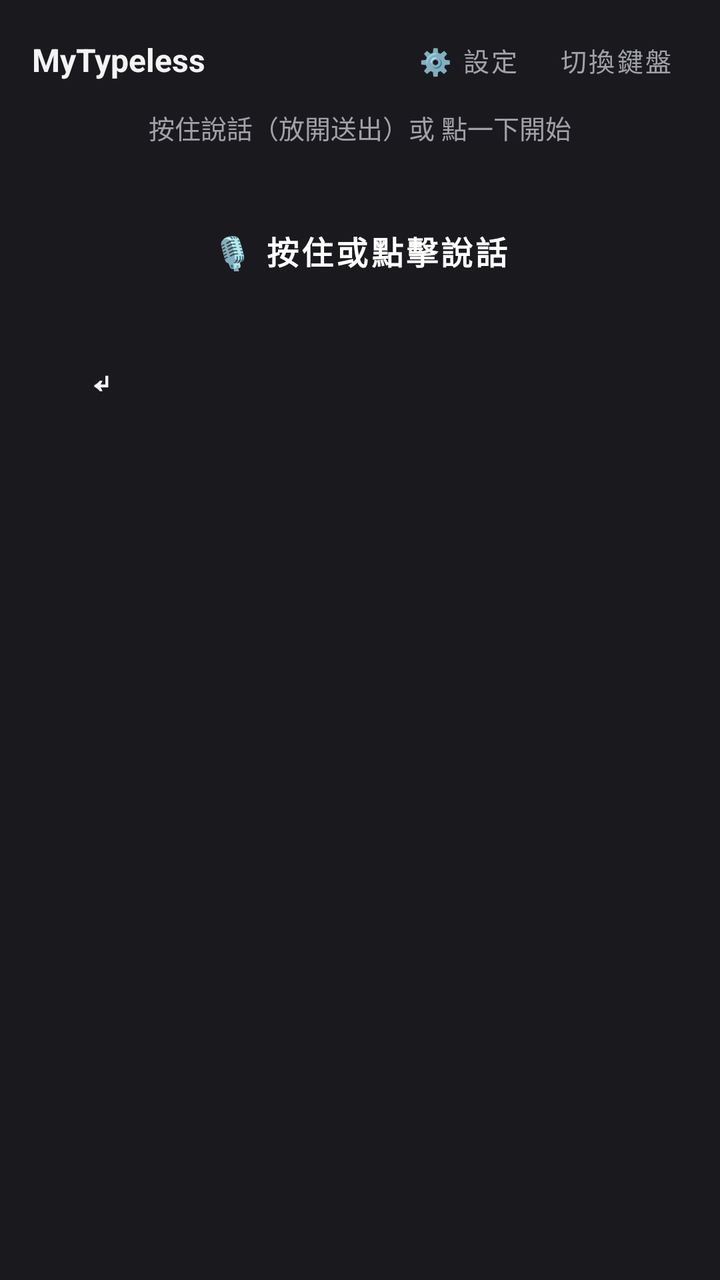
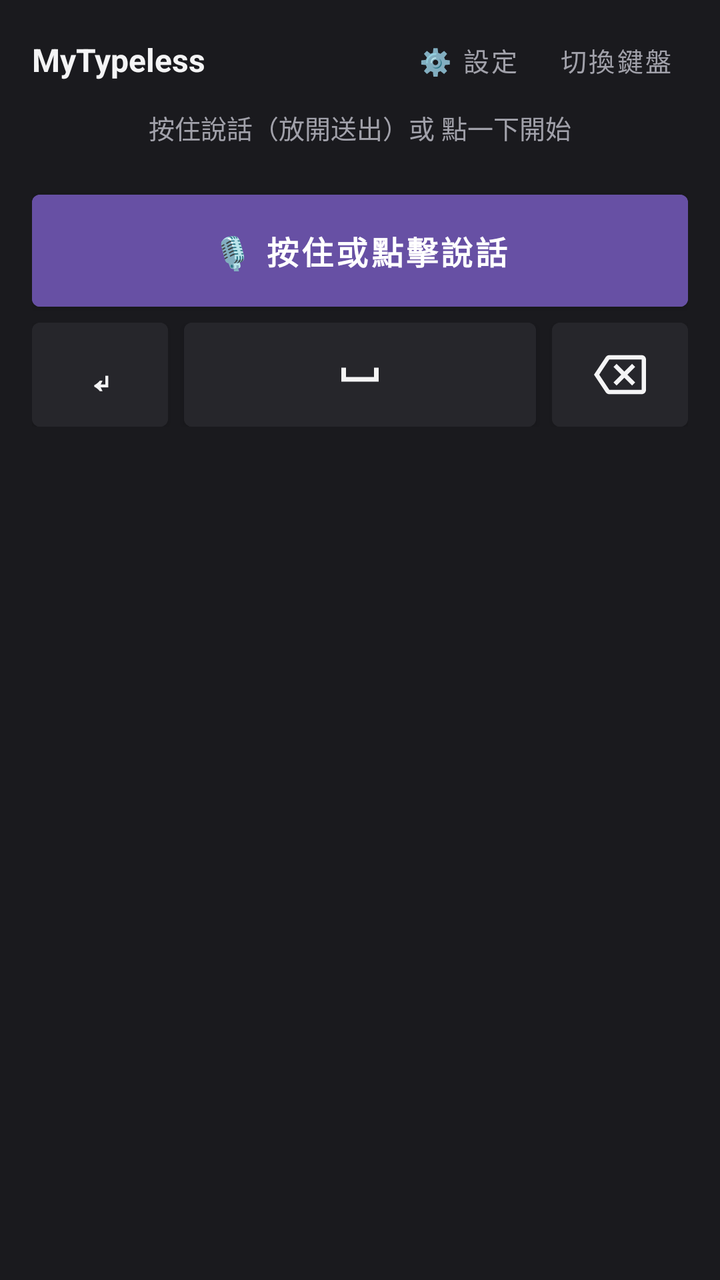

Screens rendered from an Android XML layout before and after an edit, with the pre-edit source and the edit as a unified diff.
<!-- AndroidManifest.xml: application theme Theme.MaterialComponents.DayNight.NoActionBar -->
<!-- res/layout/keyboard_view.xml -->
<?xml version="1.0" encoding="utf-8"?>
<LinearLayout xmlns:android="http://schemas.android.com/apk/res/android"
    xmlns:app="http://schemas.android.com/apk/res-auto"
    android:layout_width="match_parent"
    android:layout_height="wrap_content"
    android:background="@color/ime_background"
    android:orientation="vertical"
    android:paddingStart="16dp"
    android:paddingTop="12dp"
    android:paddingEnd="16dp"
    android:paddingBottom="20dp">

    
    <LinearLayout
        android:layout_width="match_parent"
        android:layout_height="wrap_content"
        android:gravity="center_vertical"
        android:orientation="horizontal">

        <TextView
            android:layout_width="0dp"
            android:layout_height="wrap_content"
            android:layout_weight="1"
            android:text="@string/ime_banner_title"
            android:textColor="@color/ime_text_primary"
            android:textSize="16sp"
            android:textStyle="bold" />

        <Button
            android:id="@+id/btn_settings"
            style="@style/Widget.MaterialComponents.Button.TextButton"
            android:layout_width="wrap_content"
            android:layout_height="wrap_content"
            android:minWidth="0dp"
            android:minHeight="36dp"
            android:paddingStart="8dp"
            android:paddingEnd="8dp"
            android:text="⚙️ 設定"
            android:textColor="@color/ime_text_secondary"
            android:textSize="13sp" />

        <Button
            android:id="@+id/btn_switch_keyboard"
            style="@style/Widget.MaterialComponents.Button.TextButton"
            android:layout_width="wrap_content"
            android:layout_height="wrap_content"
            android:layout_marginStart="4dp"
            android:minWidth="0dp"
            android:minHeight="36dp"
            android:paddingStart="8dp"
            android:paddingEnd="8dp"
            android:text="@string/btn_switch_keyboard"
            android:textColor="@color/ime_text_secondary"
            android:textSize="13sp" />
    </LinearLayout>

    
    <TextView
        android:id="@+id/tv_status"
        android:layout_width="match_parent"
        android:layout_height="wrap_content"
        android:layout_marginTop="6dp"
        android:layout_marginBottom="6dp"
        android:gravity="center"
        android:text="@string/status_idle"
        android:textColor="@color/ime_text_secondary"
        android:textSize="13sp" />

    <ProgressBar
        android:id="@+id/pb_audio_level"
        style="?android:attr/progressBarStyleHorizontal"
        android:layout_width="match_parent"
        android:layout_height="6dp"
        android:layout_marginBottom="12dp"
        android:max="100"
        android:progress="0"
        android:progressTint="@color/ime_recording_pulse"
        android:visibility="invisible" />

    
    <Button
        android:id="@+id/btn_record"
        style="@style/Widget.MaterialComponents.Button"
        android:layout_width="match_parent"
        android:layout_height="56dp"
        android:layout_marginBottom="8dp"
        android:backgroundTint="@color/ime_primary"
        android:insetTop="0dp"
        android:insetBottom="0dp"
        android:text="@string/btn_record_start"
        android:textColor="@color/ime_on_primary"
        android:textSize="16sp"
        android:textStyle="bold" />

    
    <LinearLayout
        android:layout_width="match_parent"
        android:layout_height="wrap_content"
        android:gravity="center_vertical"
        android:orientation="horizontal">

        <Button
            android:id="@+id/btn_action"
            style="@style/Widget.MaterialComponents.Button"
            android:layout_width="68dp"
            android:layout_height="52dp"
            android:backgroundTint="@color/ime_card"
            android:contentDescription="@string/desc_action_enter"
            android:insetTop="0dp"
            android:insetBottom="0dp"
            android:padding="0dp"
            android:text="@string/action_enter"
            android:textColor="@color/ime_text_primary"
            android:textSize="20sp"
            android:textStyle="bold" />

        <Button
            android:id="@+id/btn_space"
            style="@style/Widget.MaterialComponents.Button"
            android:layout_width="0dp"
            android:layout_height="52dp"
            android:layout_marginStart="8dp"
            android:layout_marginEnd="8dp"
            android:layout_weight="1"
            android:backgroundTint="@color/ime_card"
            android:contentDescription="@string/desc_action_space"
            android:insetTop="0dp"
            android:insetBottom="0dp"
            android:padding="0dp"
            app:icon="@drawable/ic_space_bar"
            app:iconGravity="textStart"
            app:iconPadding="0dp"
            app:iconSize="24dp"
            app:iconTint="@color/ime_text_primary" />

        <Button
            android:id="@+id/btn_delete"
            style="@style/Widget.MaterialComponents.Button"
            android:layout_width="68dp"
            android:layout_height="52dp"
            android:backgroundTint="@color/ime_card"
            android:contentDescription="@string/desc_delete"
            android:insetTop="0dp"
            android:insetBottom="0dp"
            android:padding="0dp"
            app:icon="@drawable/ic_backspace"
            app:iconGravity="textStart"
            app:iconPadding="0dp"
            app:iconSize="24dp"
            app:iconTint="@color/ime_text_primary" />
    </LinearLayout>


</LinearLayout>
<!-- resources referenced by this layout -->
<resources>
  <color name="ime_background">#1A1A1E</color>
  <color name="ime_card">#26262B</color>
  <color name="ime_on_primary">#FFFFFF</color>
  <color name="ime_primary">#6750A4</color>
  <color name="ime_recording_pulse">#FF8A80</color>
  <color name="ime_text_primary">#F4F4F5</color>
  <color name="ime_text_secondary">#A1A1AA</color>
  <!-- drawable ic_backspace (drawable) -->
  <vector xmlns:android="http://schemas.android.com/apk/res/android"
      android:width="24dp"
      android:height="24dp"
      android:viewportWidth="24"
      android:viewportHeight="24"
      android:tint="@color/ime_text_primary">
      <path
          android:fillColor="@android:color/white"
          android:pathData="M22,3H7c-0.69,0 -1.23,0.35 -1.59,0.88L0,12l5.41,8.11c0.36,0.53 0.9,0.89 1.59,0.89h15c1.1,0 2,-0.9 2,-2V5c0,-1.1 -0.9,-2 -2,-2zm0,16H7.07L2.4,12l4.66,-7H22v14zm-11.59,-2L14,13.41 17.59,17 19,15.59 15.41,12 19,8.41 17.59,7 14,10.59 10.41,7 9,8.41 12.59,12 9,15.59z" />
  </vector>
  <!-- drawable ic_space_bar (drawable) -->
  <vector xmlns:android="http://schemas.android.com/apk/res/android"
      android:width="24dp"
      android:height="24dp"
      android:viewportWidth="24"
      android:viewportHeight="24"
      android:tint="@color/ime_text_primary">
      <path
          android:fillColor="@android:color/white"
          android:pathData="M18,9v4H6V9H4v6h16V9H18z" />
  </vector>
  <string name="action_enter">↵</string>
  <string name="btn_record_start">🎙️ 按住或點擊說話</string>
  <string name="btn_switch_keyboard">切換鍵盤</string>
  <string name="desc_action_enter">換行或確認</string>
  <string name="desc_action_space">空白鍵</string>
  <string name="desc_delete">退格刪除</string>
  <string name="ime_banner_title">MyTypeless</string>
  <string name="status_idle">按住說話（放開送出）或 點一下開始</string>
</resources>

<!-- the commit's change to res/layout/keyboard_view.xml (unified diff, before → after) -->
@@ -78,7 +78,7 @@
         android:visibility="invisible" />
 
     
-    <Button
+    <com.google.android.material.button.MaterialButton
         android:id="@+id/btn_record"
         style="@style/Widget.MaterialComponents.Button"
         android:layout_width="match_parent"
@@ -99,7 +99,7 @@
         android:gravity="center_vertical"
         android:orientation="horizontal">
 
-        <Button
+        <com.google.android.material.button.MaterialButton
             android:id="@+id/btn_action"
             style="@style/Widget.MaterialComponents.Button"
             android:layout_width="68dp"
@@ -114,7 +114,7 @@
             android:textSize="20sp"
             android:textStyle="bold" />
 
-        <Button
+        <com.google.android.material.button.MaterialButton
             android:id="@+id/btn_space"
             style="@style/Widget.MaterialComponents.Button"
             android:layout_width="0dp"
@@ -130,10 +130,10 @@
             app:icon="@drawable/ic_space_bar"
             app:iconGravity="textStart"
             app:iconPadding="0dp"
-            app:iconSize="24dp"
+            app:iconSize="28dp"
             app:iconTint="@color/ime_text_primary" />
 
-        <Button
+        <com.google.android.material.button.MaterialButton
             android:id="@+id/btn_delete"
             style="@style/Widget.MaterialComponents.Button"
             android:layout_width="68dp"
@@ -146,7 +146,7 @@
             app:icon="@drawable/ic_backspace"
             app:iconGravity="textStart"
             app:iconPadding="0dp"
-            app:iconSize="24dp"
+            app:iconSize="26dp"
             app:iconTint="@color/ime_text_primary" />
     </LinearLayout>
 
<!-- resource entries referenced after the edit -->
@@ -9,24 +9,22 @@
   <color name="ime_text_secondary">#A1A1AA</color>
   <!-- drawable ic_backspace (drawable) -->
   <vector xmlns:android="http://schemas.android.com/apk/res/android"
-      android:width="24dp"
-      android:height="24dp"
+      android:width="26dp"
+      android:height="26dp"
       android:viewportWidth="24"
-      android:viewportHeight="24"
-      android:tint="@color/ime_text_primary">
+      android:viewportHeight="24">
       <path
-          android:fillColor="@android:color/white"
+          android:fillColor="@color/ime_text_primary"
           android:pathData="M22,3H7c-0.69,0 -1.23,0.35 -1.59,0.88L0,12l5.41,8.11c0.36,0.53 0.9,0.89 1.59,0.89h15c1.1,0 2,-0.9 2,-2V5c0,-1.1 -0.9,-2 -2,-2zm0,16H7.07L2.4,12l4.66,-7H22v14zm-11.59,-2L14,13.41 17.59,17 19,15.59 15.41,12 19,8.41 17.59,7 14,10.59 10.41,7 9,8.41 12.59,12 9,15.59z" />
   </vector>
   <!-- drawable ic_space_bar (drawable) -->
   <vector xmlns:android="http://schemas.android.com/apk/res/android"
-      android:width="24dp"
-      android:height="24dp"
+      android:width="28dp"
+      android:height="28dp"
       android:viewportWidth="24"
-      android:viewportHeight="24"
-      android:tint="@color/ime_text_primary">
+      android:viewportHeight="24">
       <path
-          android:fillColor="@android:color/white"
+          android:fillColor="@color/ime_text_primary"
           android:pathData="M18,9v4H6V9H4v6h16V9H18z" />
   </vector>
   <string name="action_enter">↵</string>
